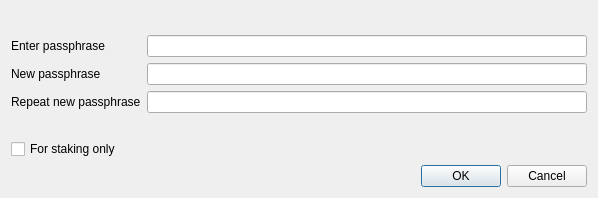
Qt form src/qt/forms/askpassphrasedialog.ui (LUX-Core/lux) before a commit.
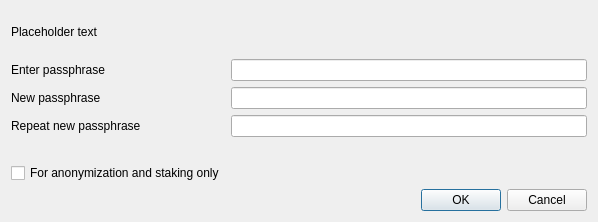
The same form after that commit.

Patch:
```diff
--- a/src/qt/forms/askpassphrasedialog.ui
+++ b/src/qt/forms/askpassphrasedialog.ui
@@ -7,7 +7,7 @@
     <x>0</x>
     <y>0</y>
     <width>598</width>
-    <height>198</height>
+    <height>222</height>
    </rect>
   </property>
   <property name="sizePolicy">
@@ -26,8 +26,14 @@
    <string>Passphrase Dialog</string>
   </property>
   <layout class="QVBoxLayout" name="verticalLayout">
+   <property name="sizeConstraint">
+    <enum>QLayout::SetMinimumSize</enum>
+   </property>
    <item>
     <widget class="QLabel" name="warningLabel">
+     <property name="text">
+      <string notr="true">Placeholder text</string>
+     </property>
      <property name="textFormat">
       <enum>Qt::RichText</enum>
      </property>
@@ -38,6 +44,9 @@
    </item>
    <item>
     <layout class="QFormLayout" name="formLayout">
+     <property name="sizeConstraint">
+      <enum>QLayout::SetMinimumSize</enum>
+     </property>
      <property name="fieldGrowthPolicy">
       <enum>QFormLayout::AllNonFixedFieldsGrow</enum>
      </property>
@@ -108,7 +117,7 @@
         <string>Serves to disable the trivial sendmoney when OS account compromised. Provides no real security.</string>
        </property>
        <property name="text">
-        <string>For staking only</string>
+        <string>For anonymization and staking only</string>
        </property>
        <property name="visible">
         <bool>false</bool>
```
Left out of the diff: 18 changed lines with no effect on the pictures.
